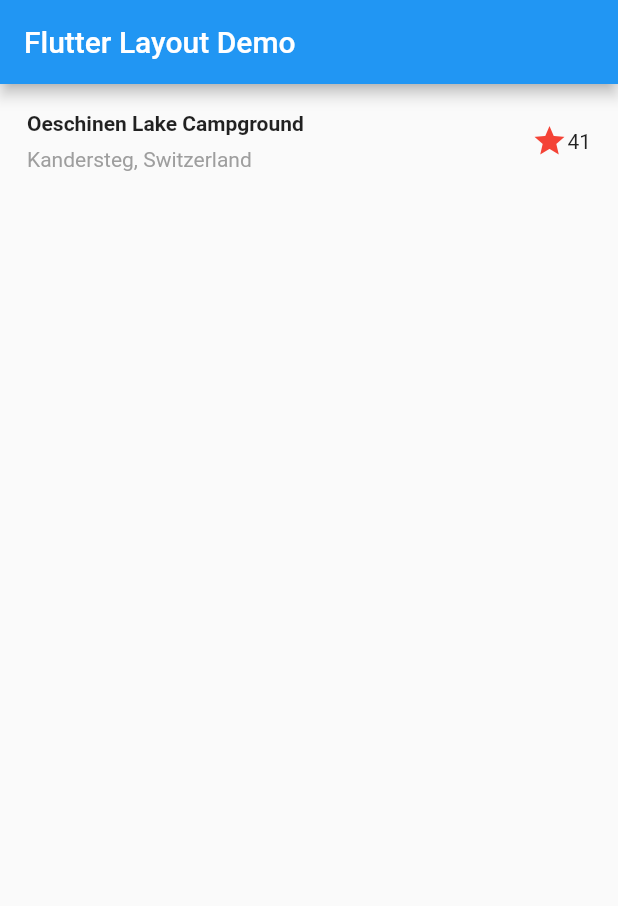
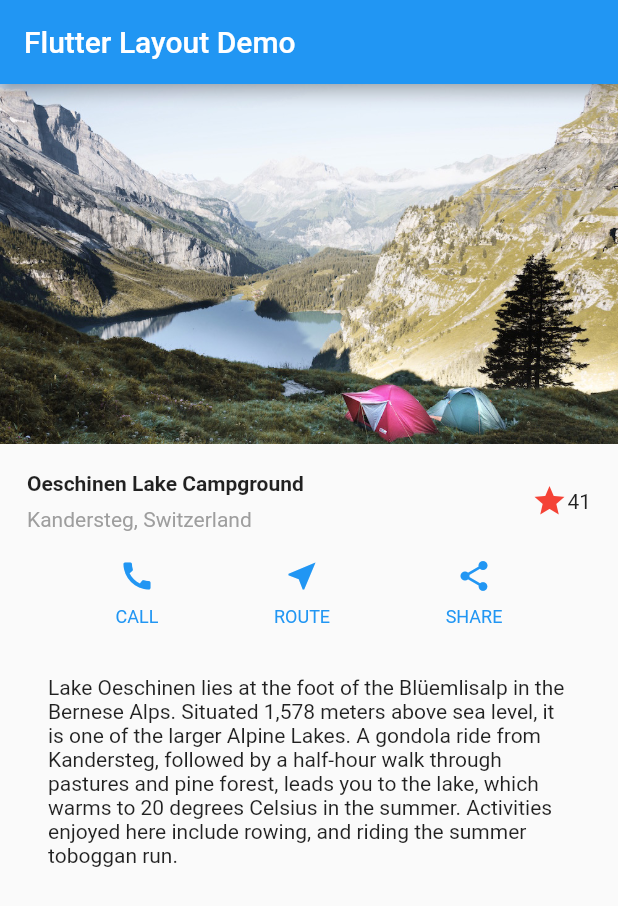
Before and after one commit to focusj/flutter_snippets, a Flutter app: the screen it shows after launch, on a phone screen of 412 x 824 dp. Shown: the top 906 px of the screen. Run offline on Flutter 3.47's test engine with Material 2 defaults, Android fonts, the phone set to English and light mode, and no system bars.

Commit message:
add button and image
Change-Id: Ifc0385795cd0969be479ed73255d24751019dc30

```diff
--- a/lib/main.dart
+++ b/lib/main.dart
@@ -13,8 +13,18 @@ class MyApp extends StatelessWidget {
         appBar: AppBar(
           title: Text('Flutter Layout Demo'),
         ),
-        body: Column(
-          children: <Widget>[TitleSelection()],
+        body: ListView(
+          children: <Widget>[
+            Image.asset(
+                'images/lake.jpg',
+              width: 600,
+              height: 240,
+              fit: BoxFit.cover,
+            ),
+            TitleSelection(),
+            ButtonColumn(),
+            TextSelection()
+          ],
         ),
       ),
     );
@@ -60,3 +70,63 @@ class TitleSelection extends StatelessWidget {
     );
   }
 }
+
+class ButtonColumn extends StatelessWidget {
+
+  Widget _buildButtonColumn(Color color, IconData icon, String label) {
+    return Column(
+      mainAxisSize: MainAxisSize.min,
+      mainAxisAlignment: MainAxisAlignment.center,
+      children: [
+        Icon(icon, color: color),
+        Container(
+          margin: const EdgeInsets.only(top: 8),
+          child: Text(
+            label,
+            style: TextStyle(
+              fontSize: 12,
+              fontWeight: FontWeight.w400,
+              color: color,
+            ),
+          ),
+        ),
+      ],
+    );
+  }
+
+  @override
+  Widget build(BuildContext context) {
+    Color color = Theme.of(context).primaryColor;
+    return Container(
+      child: Row(
+        mainAxisAlignment: MainAxisAlignment.spaceEvenly,
+        children: <Widget>[
+          _buildButtonColumn(color, Icons.call, 'CALL'),
+          _buildButtonColumn(color, Icons.near_me, 'ROUTE'),
+          _buildButtonColumn(color, Icons.share, 'SHARE'),
+        ],
+      ),
+    );
+  }
+
+}
+
+class TextSelection extends StatelessWidget {
+  @override
+  Widget build(BuildContext context) {
+    return Container(
+      padding: const EdgeInsets.all(32),
+      child: Text(
+        'Lake Oeschinen lies at the foot of the Blüemlisalp in the Bernese '
+            'Alps. Situated 1,578 meters above sea level, it is one of the '
+            'larger Alpine Lakes. A gondola ride from Kandersteg, followed by a '
+            'half-hour walk through pastures and pine forest, leads you to the '
+            'lake, which warms to 20 degrees Celsius in the summer. Activities '
+            'enjoyed here include rowing, and riding the summer toboggan run.',
+        softWrap: true,
+        textAlign: TextAlign.left,
+      ),
+    );
+  }
+
+}
--- a/pubspec.yaml
+++ b/pubspec.yaml
@@ -45,7 +45,8 @@ flutter:
   uses-material-design: true
 
   # To add assets to your application, add an assets section, like this:
-  # assets:
+  assets:
+    - images/lake.jpg
   #   - images/a_dot_burr.jpeg
   #   - images/a_dot_ham.jpeg
 
```
Also changed, not shown: images/lake.jpg (added).
